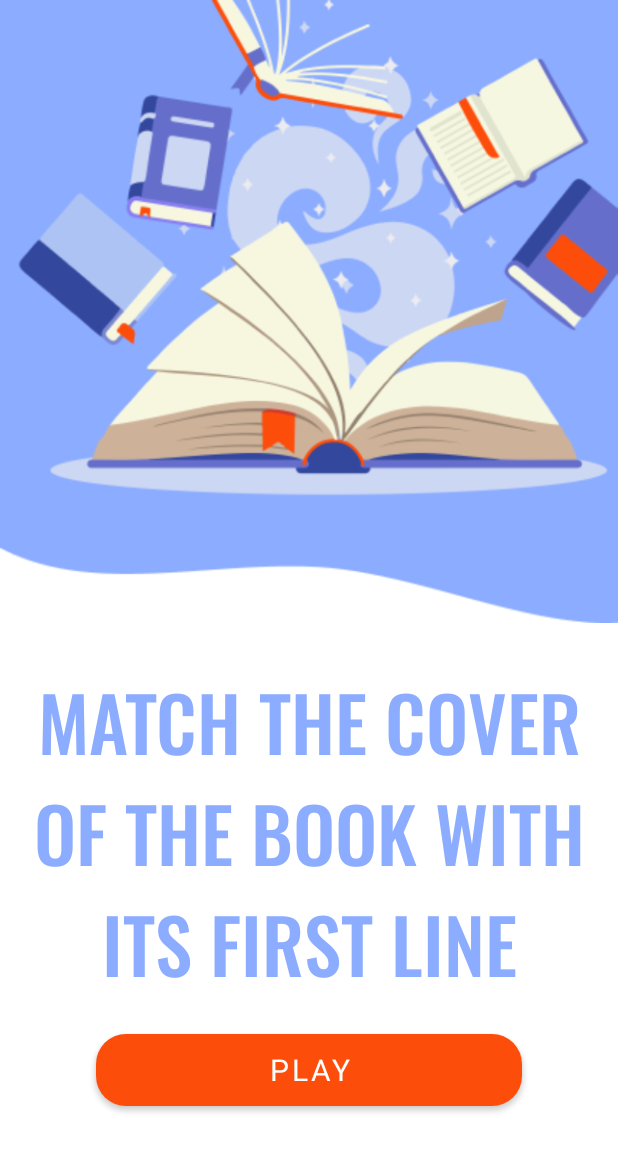
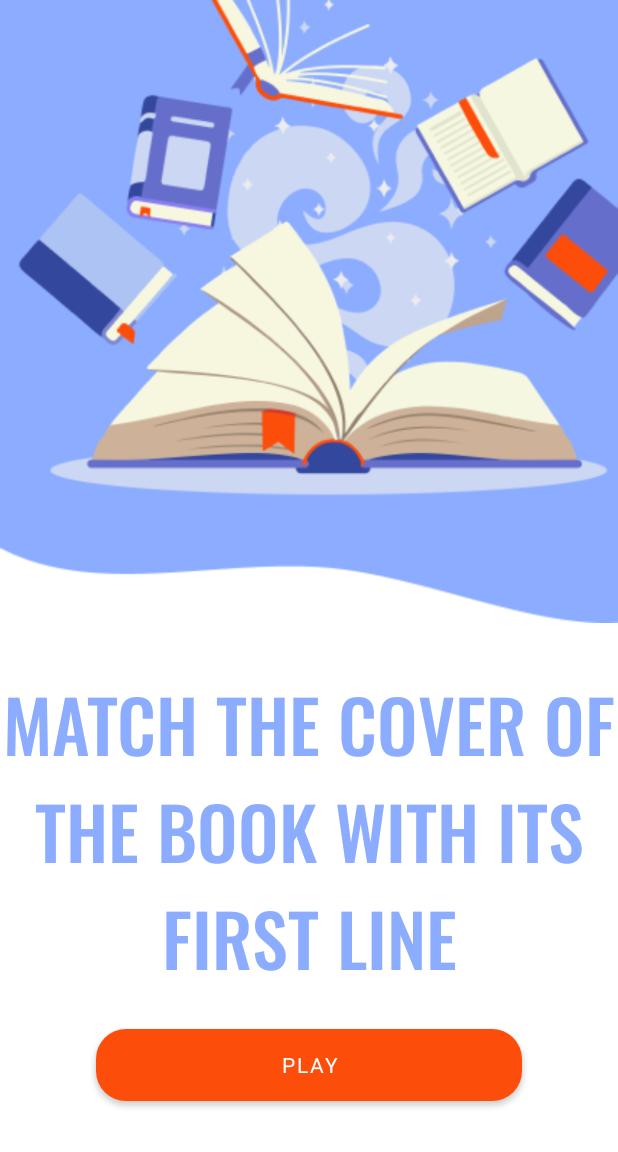
Before and after one commit to Cretihoy/-Test-task-questions, an Android app: the screen it shows after launch (MenuActivity), on a phone screen of 412 x 824 dp. Shown: the top 1152 px of the screen. Run offline under Robolectric (Android 15) with nearby library versions, the phone set to English and light mode, and no system bars; our stand-ins replace Dagger/Hilt's generated code; libraries missing offline, so code that uses them is left out: moxy.ktx.moxyPresenter; Roboto replaces fonts that are not available here.

Commit message:
change font sizes

```diff
--- a/app/src/main/res/layout/activity_game.xml
+++ b/app/src/main/res/layout/activity_game.xml
@@ -33,7 +33,6 @@
         android:fontFamily="@font/roboto_bold"
         android:textAlignment="center"
         android:textColor="@color/light_blue"
-        android:textSize="@dimen/small_text_size"
         app:layout_constraintEnd_toEndOf="parent"
         app:layout_constraintStart_toStartOf="parent"
         app:layout_constraintTop_toBottomOf="@id/game_background"
--- a/app/src/main/res/layout/activity_menu.xml
+++ b/app/src/main/res/layout/activity_menu.xml
@@ -51,7 +51,6 @@
         android:background="@drawable/rectangle"
         android:fontFamily="@font/roboto_bold"
         android:text="@string/play"
-        android:textSize="@dimen/small_text_size"
         app:backgroundTint="@null"
         app:layout_constraintBottom_toBottomOf="parent"
         app:layout_constraintEnd_toEndOf="parent"
--- a/app/src/main/res/values/dimens.xml
+++ b/app/src/main/res/values/dimens.xml
@@ -2,7 +2,6 @@
 <resources>
     <dimen name="image_size">150dp</dimen>
     <dimen name="margin_size">64dp</dimen>
-    <dimen name="big_text_size">50sp</dimen>
-    <dimen name="medium_text_size">30sp</dimen>
-    <dimen name="small_text_size">20sp</dimen>
+    <dimen name="big_text_size">48sp</dimen>
+    <dimen name="medium_text_size">28sp</dimen>
 </resources>
```
